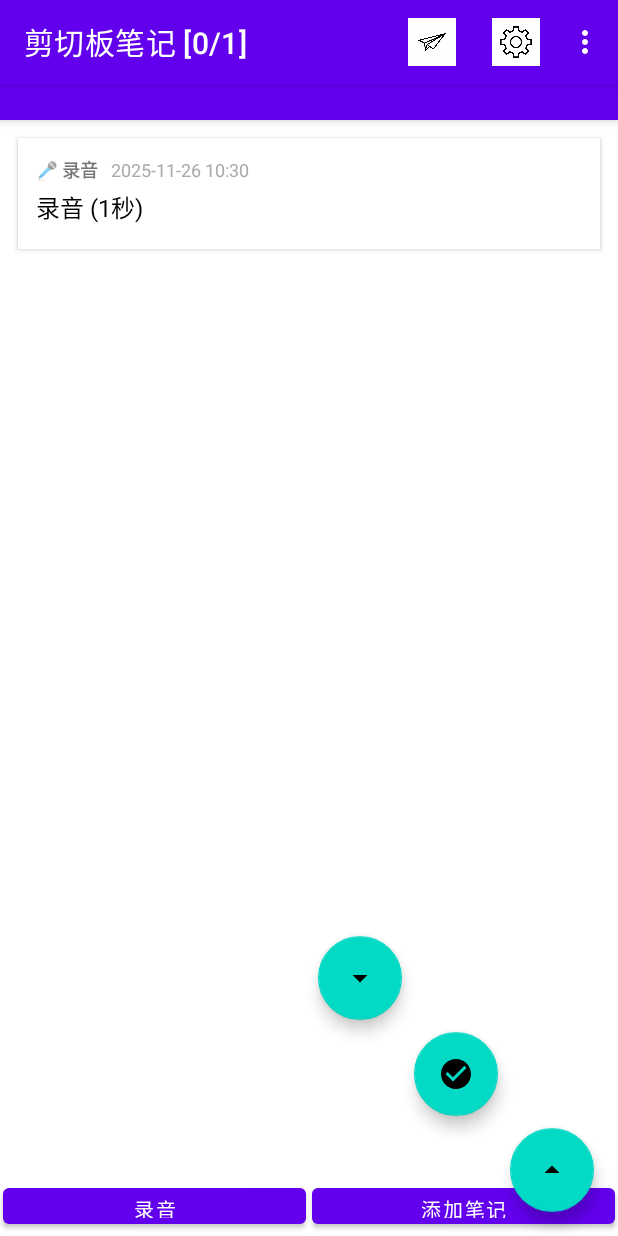
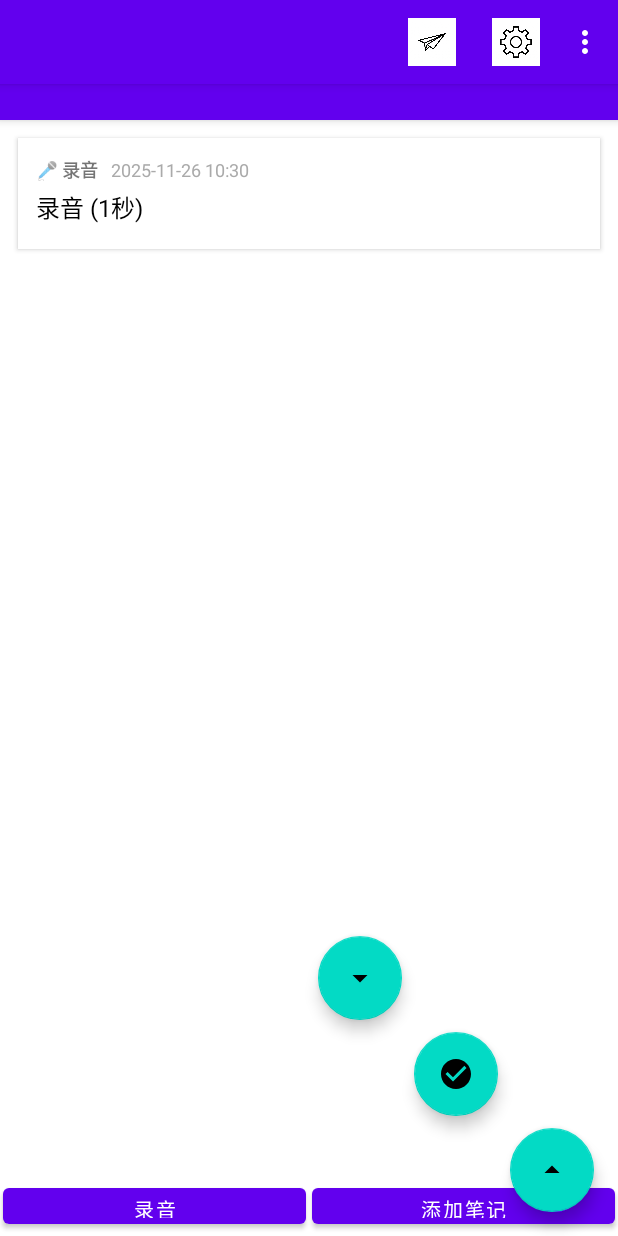
Before and after one commit to wmuuuue/ag, an Android app: the screen it shows after launch (MainActivity), after a tap on "录音中", on a phone screen of 412 x 824 dp. Run offline under Robolectric (Android 15) with nearby library versions, the phone set to English and light mode, and no system bars; our stand-ins replace Room's generated code; 1 other tap on this screen came first.

Commit message:
Update MainActivity.kt

```diff
--- a/app/src/main/java/com/clipnotes/app/ui/MainActivity.kt
+++ b/app/src/main/java/com/clipnotes/app/ui/MainActivity.kt
@@ -346,7 +346,7 @@ class MainActivity : AppCompatActivity() {
     private fun updateTitleWithCounts(notes: List<NoteEntity>) {
         val totalCount = notes.size
         val readCount = notes.count { it.isRead }
-        supportActionBar?.title = "剪切板笔记 [$readCount/$totalCount]"
+        supportActionBar?.title = ""
     }
 
     private fun requestPermissions() {
```
